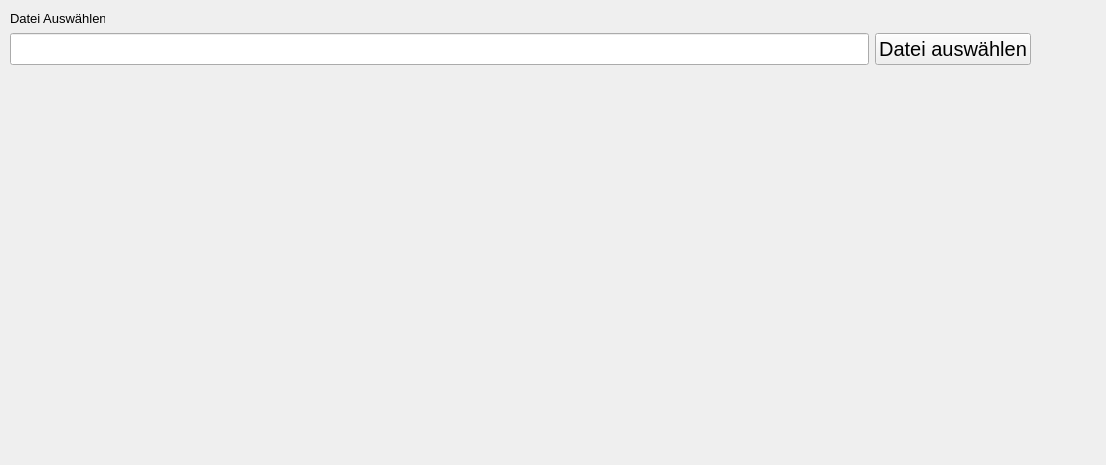
This is Gui/MainWindow.ui in ManuelDeV-exe/Nullpunktverschiebung_Heidenhain as Qt 5 draws it before an edit. The edited form follows.
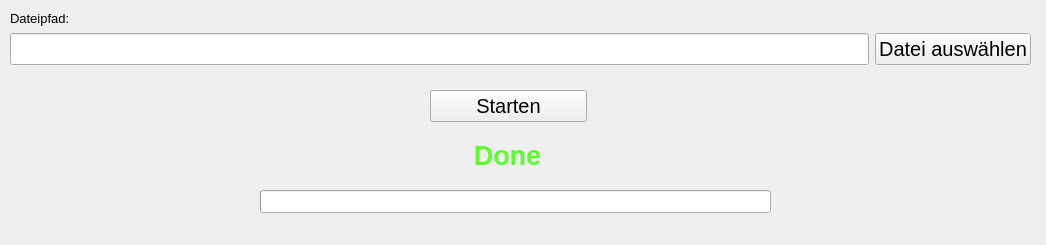
This is the edited form.

```diff
--- a/Gui/MainWindow.ui
+++ b/Gui/MainWindow.ui
@@ -2,14 +2,41 @@
 <ui version="4.0">
  <class>MainWindow</class>
  <widget class="QMainWindow" name="MainWindow">
+  <property name="enabled">
+   <bool>true</bool>
+  </property>
   <property name="geometry">
    <rect>
     <x>0</x>
     <y>0</y>
-    <width>1106</width>
-    <height>465</height>
+    <width>1046</width>
+    <height>245</height>
    </rect>
   </property>
+  <property name="minimumSize">
+   <size>
+    <width>1046</width>
+    <height>245</height>
+   </size>
+  </property>
+  <property name="maximumSize">
+   <size>
+    <width>1046</width>
+    <height>245</height>
+   </size>
+  </property>
+  <property name="font">
+   <font>
+    <family>Tahoma</family>
+    <pointsize>12</pointsize>
+   </font>
+  </property>
+  <property name="contextMenuPolicy">
+   <enum>Qt::NoContextMenu</enum>
+  </property>
+  <property name="acceptDrops">
+   <bool>false</bool>
+  </property>
   <property name="windowTitle">
    <string>MainWindow</string>
   </property>
@@ -29,7 +56,7 @@
      </font>
     </property>
     <property name="text">
-     <string>Datei Auswählen</string>
+     <string>Dateipfad:</string>
     </property>
    </widget>
    <widget class="QWidget" name="layoutWidget">
@@ -70,16 +97,80 @@
      </item>
     </layout>
    </widget>
-  </widget>
-  <widget class="QMenuBar" name="menubar">
-   <property name="geometry">
-    <rect>
-     <x>0</x>
-     <y>0</y>
-     <width>1106</width>
-     <height>21</height>
-    </rect>
-   </property>
+   <widget class="QPushButton" name="ButtonStartEdit">
+    <property name="geometry">
+     <rect>
+      <x>430</x>
+      <y>90</y>
+      <width>157</width>
+      <height>32</height>
+     </rect>
+    </property>
+    <property name="font">
+     <font>
+      <family>Tahoma</family>
+      <pointsize>15</pointsize>
+     </font>
+    </property>
+    <property name="cursor">
+     <cursorShape>PointingHandCursor</cursorShape>
+    </property>
+    <property name="text">
+     <string>Starten</string>
+    </property>
+   </widget>
+   <widget class="QProgressBar" name="progressBar">
+    <property name="geometry">
+     <rect>
+      <x>260</x>
+      <y>190</y>
+      <width>511</width>
+      <height>23</height>
+     </rect>
+    </property>
+    <property name="value">
+     <number>0</number>
+    </property>
+    <property name="textVisible">
+     <bool>false</bool>
+    </property>
+   </widget>
+   <widget class="QLabel" name="LabelDone">
+    <property name="enabled">
+     <bool>true</bool>
+    </property>
+    <property name="geometry">
+     <rect>
+      <x>460</x>
+      <y>140</y>
+      <width>95</width>
+      <height>31</height>
+     </rect>
+    </property>
+    <property name="font">
+     <font>
+      <pointsize>20</pointsize>
+      <weight>75</weight>
+      <bold>true</bold>
+     </font>
+    </property>
+    <property name="autoFillBackground">
+     <bool>false</bool>
+    </property>
+    <property name="styleSheet">
+     <string notr="true">color: rgb(91, 255, 46);
+</string>
+    </property>
+    <property name="text">
+     <string>Done</string>
+    </property>
+    <property name="scaledContents">
+     <bool>true</bool>
+    </property>
+    <property name="alignment">
+     <set>Qt::AlignCenter</set>
+    </property>
+   </widget>
   </widget>
  </widget>
  <resources/>
```
Left out of the diff: 4 changed lines with no effect on the pictures.
